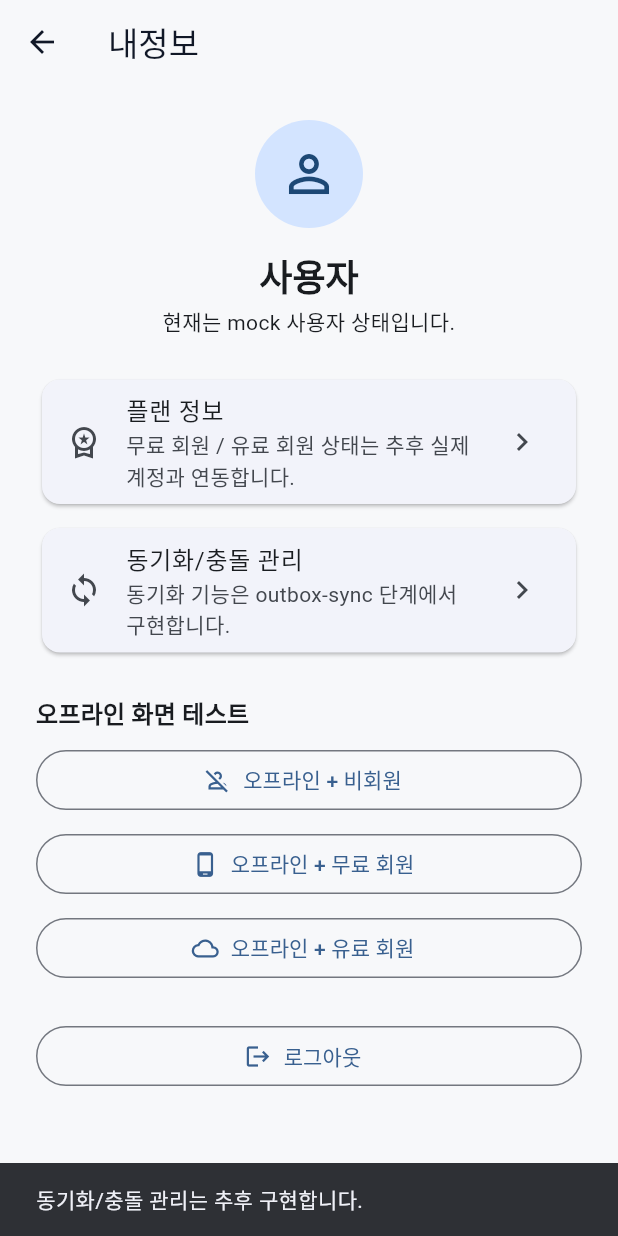
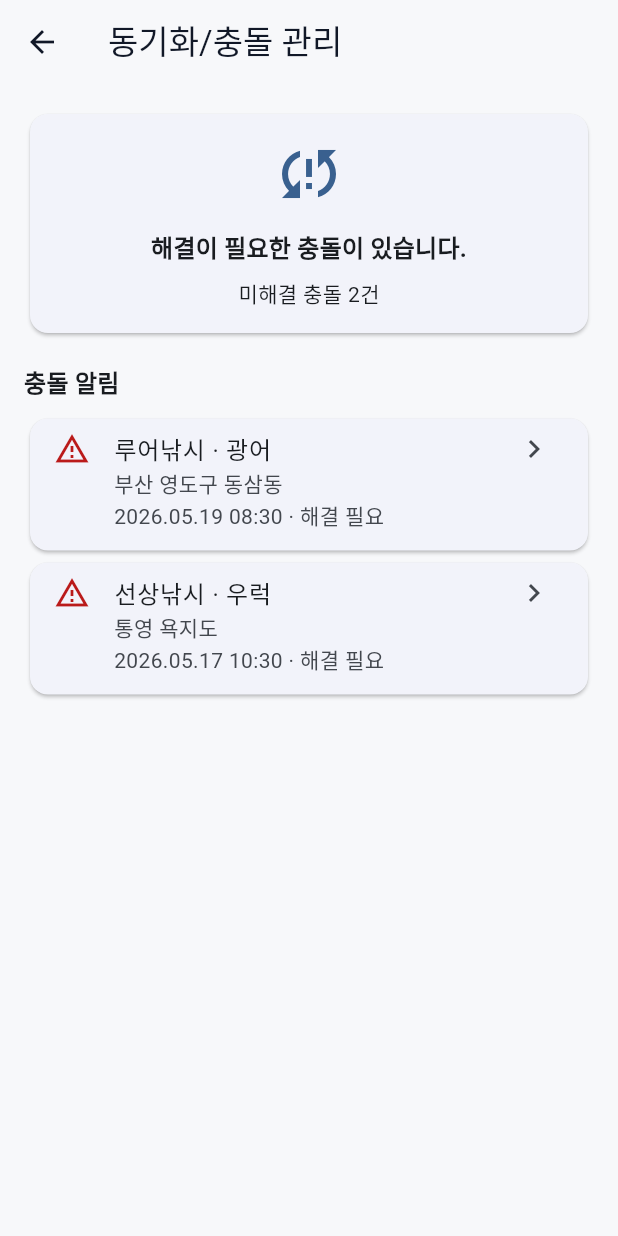
Before and after one commit to yunjinhwa/fishing_calendar, a Flutter app: the MyPage screen opened directly, after a tap on "동기화/충돌 관리", on a phone screen of 412 x 824 dp. Run offline on Flutter 3.47's test engine with Material 3 defaults, Android fonts, the light colour scheme and no system bars.

Commit message:
[feat] - 동기화 충돌 관리 mock 화면 추가
- 충돌 항목 모델을 추가했습니다.
- 충돌 필드 비교 모델을 추가했습니다.
- 메모리 기반 충돌 저장소를 추가했습니다.
- 동기화/충돌 관리 화면을 추가했습니다.
- 미해결 충돌 수와 충돌 목록을 표시하도록 구성했습니다.
- 충돌 상세 비교 화면을 추가했습니다.
- 내 변경과 상대 변경 값을 비교 표시하도록 구성했습니다.
- 내 변경 적용, 상대 변경 적용, 직접 병합 mock 처리를 추가했습니다.
- 충돌 해결 후 목록 화면이 갱신되도록 수정했습니다.

```diff
--- /dev/null
+++ b/lib/data/models/conflict_item.dart
@@ -0,0 +1,79 @@
+enum ConflictStatus {
+  unresolved,
+  resolved,
+}
+
+enum ConflictResolutionType {
+  useMine,
+  useTheirs,
+  manualMerge,
+}
+
+class ConflictItem {
+  final String id;
+  final String recordTitle;
+  final String location;
+  final DateTime occurredAt;
+  final ConflictStatus status;
+  final List<ConflictField> fields;
+  final ConflictResolutionType? resolutionType;
+
+  const ConflictItem({
+    required this.id,
+    required this.recordTitle,
+    required this.location,
+    required this.occurredAt,
+    required this.status,
+    required this.fields,
+    this.resolutionType,
+  });
+
+  ConflictItem copyWith({
+    ConflictStatus? status,
+    ConflictResolutionType? resolutionType,
+  }) {
+    return ConflictItem(
+      id: id,
+      recordTitle: recordTitle,
+      location: location,
+      occurredAt: occurredAt,
+      status: status ?? this.status,
+      fields: fields,
+      resolutionType: resolutionType ?? this.resolutionType,
+    );
+  }
+
+  String get statusLabel {
+    switch (status) {
+      case ConflictStatus.unresolved:
+        return '해결 필요';
+      case ConflictStatus.resolved:
+        return '해결 완료';
+    }
+  }
+
+  String get resolutionLabel {
+    switch (resolutionType) {
+      case ConflictResolutionType.useMine:
+        return '내 변경 적용';
+      case ConflictResolutionType.useTheirs:
+        return '상대 변경 적용';
+      case ConflictResolutionType.manualMerge:
+        return '직접 병합';
+      case null:
+        return '-';
+    }
+  }
+}
+
+class ConflictField {
+  final String fieldName;
+  final String mineValue;
+  final String theirsValue;
+
+  const ConflictField({
+    required this.fieldName,
+    required this.mineValue,
+    required this.theirsValue,
+  });
+}
--- /dev/null
+++ b/lib/data/repositories/conflict_memory_repository.dart
@@ -0,0 +1,115 @@
+import '../models/conflict_item.dart';
+
+class ConflictMemoryRepository {
+  ConflictMemoryRepository._();
+
+  static final ConflictMemoryRepository instance =
+      ConflictMemoryRepository._();
+
+  final List<ConflictItem> _items = [];
+
+  List<ConflictItem> getAllItems() {
+    return List.unmodifiable(_items);
+  }
+
+  List<ConflictItem> getUnresolvedItems() {
+    return _items
+        .where((item) => item.status == ConflictStatus.unresolved)
+        .toList();
+  }
+
+  int get unresolvedCount {
+    return _items
+        .where((item) => item.status == ConflictStatus.unresolved)
+        .length;
+  }
+
+  ConflictItem? findById(String id) {
+    for (final item in _items) {
+      if (item.id == id) {
+        return item;
+      }
+    }
+
+    return null;
+  }
+
+  void resolveConflict({
+    required String conflictId,
+    required ConflictResolutionType resolutionType,
+  }) {
+    final index = _items.indexWhere((item) => item.id == conflictId);
+
+    if (index == -1) {
+      return;
+    }
+
+    _items[index] = _items[index].copyWith(
+      status: ConflictStatus.resolved,
+      resolutionType: resolutionType,
+    );
+  }
+
+  void seedMockItemsIfEmpty() {
+    if (_items.isNotEmpty) {
+      return;
+    }
+
+    final now = DateTime.now();
+
+    _items.addAll([
+      ConflictItem(
+        id: 'conflict-${now.microsecondsSinceEpoch}-1',
+        recordTitle: '루어낚시 · 광어',
+        location: '부산 영도구 동삼동',
+        occurredAt: now.subtract(const Duration(days: 1, hours: 2)),
+        status: ConflictStatus.unresolved,
+        fields: const [
+          ConflictField(
+            fieldName: '낚시 시간',
+            mineValue: '05:30 ~ 09:20',
+            theirsValue: '05:30 ~ 10:00',
+          ),
+          ConflictField(
+            fieldName: '기온',
+            mineValue: '18℃',
+            theirsValue: '17℃',
+          ),
+          ConflictField(
+            fieldName: '수온',
+            mineValue: '16.2℃',
+            theirsValue: '16.0℃',
+          ),
+          ConflictField(
+            fieldName: '메모',
+            mineValue: '입질 좋았음',
+            theirsValue: '아침 입질 활발',
+          ),
+        ],
+      ),
+      ConflictItem(
+        id: 'conflict-${now.microsecondsSinceEpoch}-2',
+        recordTitle: '선상낚시 · 우럭',
+        location: '통영 욕지도',
+        occurredAt: now.subtract(const Duration(days: 3)),
+        status: ConflictStatus.unresolved,
+        fields: const [
+          ConflictField(
+            fieldName: '낚시 시간',
+            mineValue: '19:00 ~ 23:40',
+            theirsValue: '18:30 ~ 23:10',
+          ),
+          ConflictField(
+            fieldName: '메모',
+            mineValue: '바람이 강했음',
+            theirsValue: '초저녁 입질 집중',
+          ),
+        ],
+      ),
+    ]);
+  }
+
+  void clearAll() {
+    _items.clear();
+  }
+}
--- a/lib/presentation/my_page/my_page.dart
+++ b/lib/presentation/my_page/my_page.dart
@@ -3,6 +3,7 @@ import 'package:flutter/material.dart';
 import '../offline/offline_free_page.dart';
 import '../offline/offline_guest_page.dart';
 import '../offline/offline_paid_page.dart';
+import '../sync/sync_conflict_page.dart';
 
 class MyPage extends StatelessWidget {
   const MyPage({super.key});
@@ -65,12 +66,12 @@ class MyPage extends StatelessWidget {
               child: ListTile(
                 leading: const Icon(Icons.sync_outlined),
                 title: const Text('동기화/충돌 관리'),
-                subtitle: const Text('동기화 기능은 outbox-sync 단계에서 구현합니다.'),
+                subtitle: const Text('충돌 알림과 동기화 상태를 확인합니다.'),
                 trailing: const Icon(Icons.chevron_right),
                 onTap: () {
-                  ScaffoldMessenger.of(context).showSnackBar(
-                    const SnackBar(
-                      content: Text('동기화/충돌 관리는 추후 구현합니다.'),
+                  Navigator.of(context).push(
+                    MaterialPageRoute(
+                      builder: (_) => const SyncConflictPage(),
                     ),
                   );
                 },
--- /dev/null
+++ b/lib/presentation/sync/sync_conflict_page.dart
@@ -0,0 +1,179 @@
+import 'package:flutter/material.dart';
+
+import '../../data/models/conflict_item.dart';
+import '../../data/repositories/conflict_memory_repository.dart';
+import 'conflict_detail_page.dart';
+
+class SyncConflictPage extends StatefulWidget {
+  const SyncConflictPage({super.key});
+
+  @override
+  State<SyncConflictPage> createState() => _SyncConflictPageState();
+}
+
+class _SyncConflictPageState extends State<SyncConflictPage> {
+  @override
+  void initState() {
+    super.initState();
+    ConflictMemoryRepository.instance.seedMockItemsIfEmpty();
+  }
+
+  @override
+  Widget build(BuildContext context) {
+    final conflicts = ConflictMemoryRepository.instance.getAllItems();
+    final unresolvedCount = ConflictMemoryRepository.instance.unresolvedCount;
+
+    return Scaffold(
+      appBar: AppBar(
+        title: const Text('동기화/충돌 관리'),
+      ),
+      body: SafeArea(
+        child: ListView(
+          padding: const EdgeInsets.all(16),
+          children: [
+            Card(
+              child: Padding(
+                padding: const EdgeInsets.all(16),
+                child: Column(
+                  children: [
+                    Icon(
+                      unresolvedCount == 0
+                          ? Icons.cloud_done_outlined
+                          : Icons.sync_problem_outlined,
+                      size: 48,
+                      color: Theme.of(context).colorScheme.primary,
+                    ),
+                    const SizedBox(height: 12),
+                    Text(
+                      unresolvedCount == 0
+                          ? '모든 데이터가 최신 상태입니다.'
+                          : '해결이 필요한 충돌이 있습니다.',
+                      style: Theme.of(context).textTheme.titleMedium?.copyWith(
+                            fontWeight: FontWeight.bold,
+                          ),
+                      textAlign: TextAlign.center,
+                    ),
+                    const SizedBox(height: 8),
+                    Text(
+                      '미해결 충돌 $unresolvedCount건',
+                      style: Theme.of(context).textTheme.bodyMedium,
+                    ),
+                  ],
+                ),
+              ),
+            ),
+            const SizedBox(height: 16),
+
+            Text(
+              '충돌 알림',
+              style: Theme.of(context).textTheme.titleMedium?.copyWith(
+                    fontWeight: FontWeight.bold,
+                  ),
+            ),
+            const SizedBox(height: 8),
+
+            if (conflicts.isEmpty)
+              const _EmptyConflictView()
+            else
+              ...conflicts.map(
+                (conflict) => _ConflictCard(
+                  conflict: conflict,
+                  onTap: () async {
+                    final changed = await Navigator.of(context).push<bool>(
+                      MaterialPageRoute(
+                        builder: (_) => ConflictDetailPage(
+                          conflict: conflict,
+                        ),
+                      ),
+                    );
+
+                    if (changed == true && context.mounted) {
+                      setState(() {});
+                    }
+                  },
+                ),
+              ),
+          ],
+        ),
+      ),
+    );
+  }
+}
+
+class _ConflictCard extends StatelessWidget {
+  final ConflictItem conflict;
+  final VoidCallback onTap;
+
+  const _ConflictCard({
+    required this.conflict,
+    required this.onTap,
+  });
+
+  @override
+  Widget build(BuildContext context) {
+    final isResolved = conflict.status == ConflictStatus.resolved;
+
+    return Card(
+      child: ListTile(
+        leading: Icon(
+          isResolved
+              ? Icons.check_circle_outline
+              : Icons.warning_amber_outlined,
+          color: isResolved
+              ? Theme.of(context).colorScheme.primary
+              : Theme.of(context).colorScheme.error,
+        ),
+        title: Text(conflict.recordTitle),
+        subtitle: Text(
+          '${conflict.location}\n'
+          '${_formatDateTime(conflict.occurredAt)} · ${conflict.statusLabel}',
+        ),
+        isThreeLine: true,
+        trailing: const Icon(Icons.chevron_right),
+        onTap: onTap,
+      ),
+    );
+  }
+
+  String _formatDateTime(DateTime dateTime) {
+    String twoDigits(int value) => value.toString().padLeft(2, '0');
+
+    return '${dateTime.year}.${twoDigits(dateTime.month)}.${twoDigits(dateTime.day)} '
+        '${twoDigits(dateTime.hour)}:${twoDigits(dateTime.minute)}';
+  }
+}
+
+class _EmptyConflictView extends StatelessWidget {
+  const _EmptyConflictView();
+
+  @override
+  Widget build(BuildContext context) {
+    return Card(
+      child: Padding(
+        padding: const EdgeInsets.all(24),
+        child: Column(
+          children: [
+            Icon(
+              Icons.check_circle_outline,
+              size: 48,
+              color: Theme.of(context).colorScheme.primary,
+            ),
+            const SizedBox(height: 12),
+            Text(
+              '충돌 알림이 없습니다.',
+              style: Theme.of(context).textTheme.titleMedium?.copyWith(
+                    fontWeight: FontWeight.bold,
+                  ),
+            ),
+            const SizedBox(height: 8),
+            Text(
+              '동기화 충돌이 발생하면 이곳에 표시됩니다.',
+              textAlign: TextAlign.center,
+              style: Theme.of(context).textTheme.bodyMedium,
+            ),
+          ],
+        ),
+      ),
+    );
+  }
+}
```
Also changed, not shown: lib/presentation/sync/conflict_detail_page.dart (added, +287 -0 lines).
